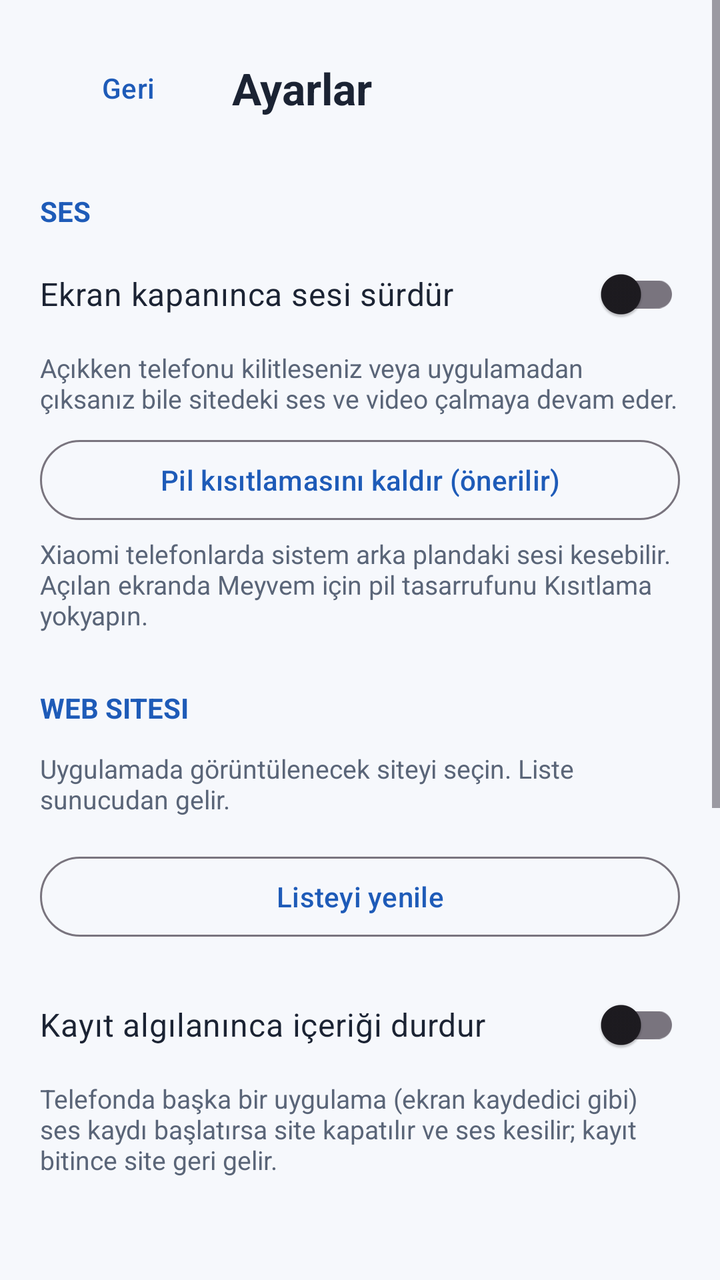
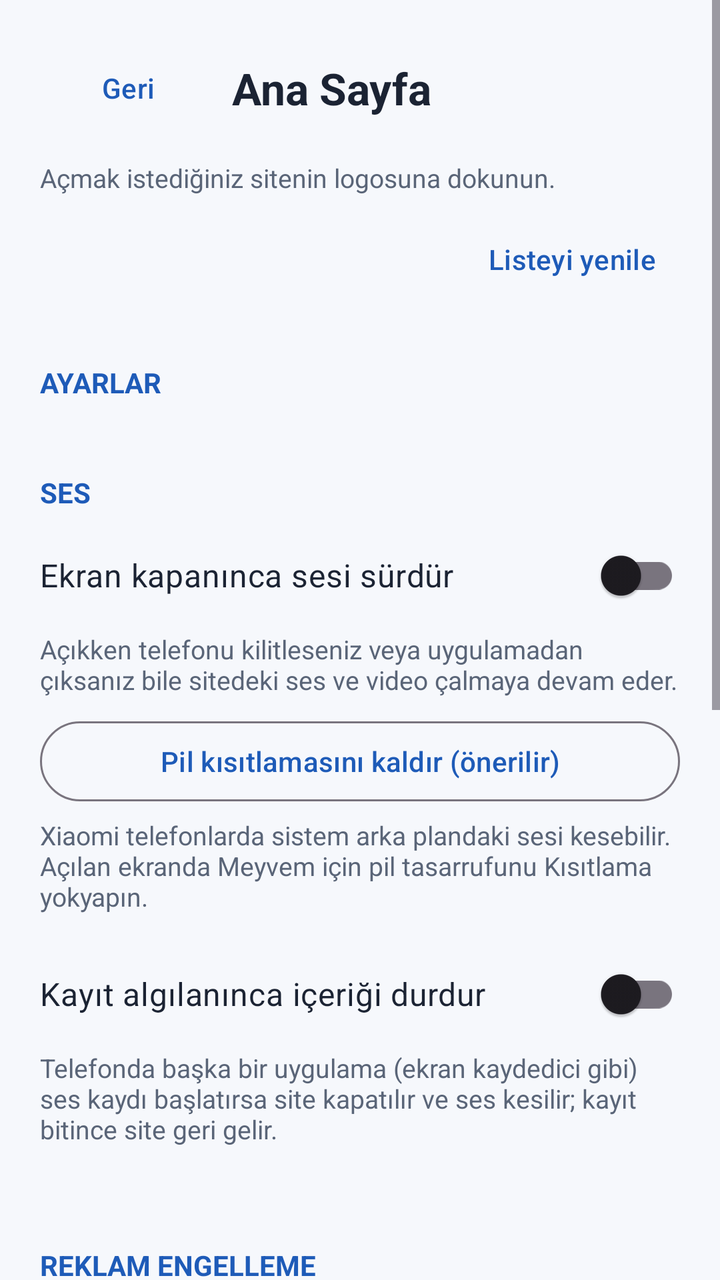

An Android layout rendered at two revisions. The XML below is the earlier revision; the diff shows what the commit changed to produce the second picture.
<!-- AndroidManifest.xml: application theme Theme.SCJ -->
<!-- res/layout/activity_settings.xml -->
<?xml version="1.0" encoding="utf-8"?>
<ScrollView xmlns:android="http://schemas.android.com/apk/res/android"
    android:layout_width="match_parent"
    android:layout_height="match_parent"
    android:background="@color/background"
    android:fillViewport="true">

    <LinearLayout
        android:layout_width="match_parent"
        android:layout_height="wrap_content"
        android:orientation="vertical"
        android:padding="20dp">

        
        <LinearLayout
            android:layout_width="match_parent"
            android:layout_height="wrap_content"
            android:gravity="center_vertical"
            android:orientation="horizontal">

            <Button
                android:id="@+id/backButton"
                style="@style/Widget.Material3.Button.TextButton"
                android:layout_width="wrap_content"
                android:layout_height="wrap_content"
                android:text="@string/back" />

            <TextView
                android:layout_width="wrap_content"
                android:layout_height="wrap_content"
                android:layout_marginStart="8dp"
                android:text="@string/settings_title"
                android:textColor="@color/on_background"
                android:textSize="22sp"
                android:textStyle="bold" />
        </LinearLayout>

        
        <TextView
            style="@style/SettingsSection"
            android:text="@string/section_audio" />

        <com.google.android.material.switchmaterial.SwitchMaterial
            android:id="@+id/switchKeepAudio"
            android:layout_width="match_parent"
            android:layout_height="wrap_content"
            android:text="@string/keep_audio_title"
            android:textColor="@color/on_background"
            android:textSize="16sp" />

        <TextView
            style="@style/SettingsHint"
            android:text="@string/keep_audio_desc" />

        <Button
            android:id="@+id/batteryButton"
            style="@style/Widget.Material3.Button.OutlinedButton"
            android:layout_width="match_parent"
            android:layout_height="wrap_content"
            android:layout_marginTop="8dp"
            android:text="@string/battery_button" />

        <TextView
            style="@style/SettingsHint"
            android:text="@string/battery_hint" />

        
        <TextView
            style="@style/SettingsSection"
            android:text="@string/section_site" />

        <TextView
            style="@style/SettingsHint"
            android:text="@string/site_hint" />

        <RadioGroup
            android:id="@+id/siteGroup"
            android:layout_width="match_parent"
            android:layout_height="wrap_content"
            android:layout_marginTop="8dp"
            android:orientation="vertical" />

        <TextView
            android:id="@+id/siteMessage"
            style="@style/SettingsHint"
            android:visibility="gone" />

        <Button
            android:id="@+id/siteContinue"
            android:layout_width="match_parent"
            android:layout_height="wrap_content"
            android:layout_marginTop="12dp"
            android:enabled="false"
            android:text="@string/site_continue"
            android:visibility="gone" />

        <Button
            android:id="@+id/siteRefresh"
            style="@style/Widget.Material3.Button.OutlinedButton"
            android:layout_width="match_parent"
            android:layout_height="wrap_content"
            android:layout_marginTop="8dp"
            android:text="@string/site_refresh" />

        <com.google.android.material.switchmaterial.SwitchMaterial
            android:id="@+id/switchPauseRec"
            android:layout_width="match_parent"
            android:layout_height="wrap_content"
            android:layout_marginTop="16dp"
            android:text="@string/rec_pause_title"
            android:textColor="@color/on_background"
            android:textSize="16sp" />

        <TextView
            style="@style/SettingsHint"
            android:text="@string/rec_pause_desc" />

        <TextView
            android:id="@+id/recStatus"
            style="@style/SettingsHint"
            android:textStyle="bold" />

        
        <TextView
            style="@style/SettingsSection"
            android:text="@string/section_theme" />

        <RadioGroup
            android:id="@+id/themeGroup"
            android:layout_width="match_parent"
            android:layout_height="wrap_content"
            android:orientation="vertical">

            <RadioButton
                android:id="@+id/themeSystem"
                android:layout_width="match_parent"
                android:layout_height="wrap_content"
                android:text="@string/theme_system"
                android:textColor="@color/on_background" />

            <RadioButton
                android:id="@+id/themeLight"
                android:layout_width="match_parent"
                android:layout_height="wrap_content"
                android:text="@string/theme_light"
                android:textColor="@color/on_background" />

            <RadioButton
                android:id="@+id/themeDark"
                android:layout_width="match_parent"
                android:layout_height="wrap_content"
                android:text="@string/theme_dark"
                android:textColor="@color/on_background" />
        </RadioGroup>

        
        <TextView
            style="@style/SettingsSection"
            android:text="@string/section_font" />

        <LinearLayout
            android:layout_width="match_parent"
            android:layout_height="wrap_content"
            android:gravity="center_vertical"
            android:orientation="horizontal">

            <Button
                android:id="@+id/zoomMinus"
                style="@style/Widget.Material3.Button.OutlinedButton"
                android:layout_width="wrap_content"
                android:layout_height="wrap_content"
                android:minWidth="64dp"
                android:text="A−" />

            <SeekBar
                android:id="@+id/zoomSeek"
                android:layout_width="0dp"
                android:layout_height="wrap_content"
                android:layout_weight="1" />

            <Button
                android:id="@+id/zoomPlus"
                style="@style/Widget.Material3.Button.OutlinedButton"
                android:layout_width="wrap_content"
                android:layout_height="wrap_content"
                android:minWidth="64dp"
                android:text="A+" />
        </LinearLayout>

        <LinearLayout
            android:layout_width="match_parent"
            android:layout_height="wrap_content"
            android:layout_marginTop="4dp"
            android:gravity="center_vertical"
            android:orientation="horizontal">

            <TextView
                android:id="@+id/zoomLabel"
                android:layout_width="0dp"
                android:layout_height="wrap_content"
                android:layout_weight="1"
                android:text="%100"
                android:textColor="@color/on_background"
                android:textSize="16sp"
                android:textStyle="bold" />

            <Button
                android:id="@+id/zoomReset"
                style="@style/Widget.Material3.Button.TextButton"
                android:layout_width="wrap_content"
                android:layout_height="wrap_content"
                android:text="@string/font_reset" />
        </LinearLayout>

        <TextView
            android:id="@+id/zoomPreview"
            android:layout_width="match_parent"
            android:layout_height="wrap_content"
            android:layout_marginTop="8dp"
            android:text="@string/font_preview"
            android:textColor="@color/on_background"
            android:textSize="16sp" />
    </LinearLayout>
</ScrollView>
<!-- resources referenced by this layout -->
<resources>
  <color name="background">#F6F8FC</color>
  <color name="on_background">#1B2333</color>
  <string name="back">Geri</string>
  <string name="battery_button">Pil kısıtlamasını kaldır (önerilir)</string>
  <string name="battery_hint">Xiaomi telefonlarda sistem arka plandaki sesi kesebilir. Açılan ekranda Meyvem için pil tasarrufunu "Kısıtlama yok" yapın.</string>
  <string name="font_preview">Örnek yazı: Taze meyve, taze bilgi.</string>
  <string name="font_reset">Varsayılan</string>
  <string name="keep_audio_desc">Açıkken telefonu kilitleseniz veya uygulamadan çıksanız bile sitedeki ses ve video çalmaya devam eder.</string>
  <string name="keep_audio_title">Ekran kapanınca sesi sürdür</string>
  <string name="rec_pause_desc">Telefonda başka bir uygulama (ekran kaydedici gibi) ses kaydı başlatırsa site kapatılır ve ses kesilir; kayıt bitince site geri gelir.</string>
  <string name="rec_pause_title">Kayıt algılanınca içeriği durdur</string>
  <string name="section_audio">Ses</string>
  <string name="section_font">Yazı boyutu</string>
  <string name="section_site">Web sitesi</string>
  <string name="section_theme">Görünüm</string>
  <string name="settings_title">Ayarlar</string>
  <string name="site_continue">Devam Et</string>
  <string name="site_hint">Uygulamada görüntülenecek siteyi seçin. Liste sunucudan gelir.</string>
  <string name="site_refresh">Listeyi yenile</string>
  <string name="theme_dark">Gece modu</string>
  <string name="theme_light">Gündüz modu</string>
  <string name="theme_system">Sistemle aynı</string>
  <style name="SettingsHint">
          <item name="android:layout_width">match_parent</item>
          <item name="android:layout_height">wrap_content</item>
          <item name="android:layout_marginTop">4dp</item>
          <item name="android:textColor">@color/on_background_muted</item>
          <item name="android:textSize">13sp</item>
      </style>
  <style name="SettingsSection">
          <item name="android:layout_width">match_parent</item>
          <item name="android:layout_height">wrap_content</item>
          <item name="android:layout_marginTop">28dp</item>
          <item name="android:layout_marginBottom">8dp</item>
          <item name="android:textColor">@color/accent_text</item>
          <item name="android:textSize">14sp</item>
          <item name="android:textStyle">bold</item>
          <item name="android:textAllCaps">true</item>
      </style>
  <style name="Theme.SCJ" parent="Theme.Material3.DayNight.NoActionBar">
          <item name="colorPrimary">@color/primary</item>
          <item name="colorPrimaryDark">@color/primary_dark</item>
          <item name="android:statusBarColor">@color/primary_dark</item>
          <item name="android:windowBackground">@color/background</item>
      </style>
  <color name="on_background_muted">#5A6578</color>
  <color name="accent_text">#1E5BB8</color>
  <color name="primary">#1E5BB8</color>
  <color name="primary_dark">#16448A</color>
</resources>

<!-- the commit's change to res/layout/activity_settings.xml (unified diff, before → after) -->
@@ -37,6 +37,37 @@
 
         
         <TextView
+            style="@style/SettingsHint"
+            android:layout_marginTop="12dp"
+            android:text="@string/site_hint" />
+
+        <GridLayout
+            android:id="@+id/siteGrid"
+            android:layout_width="match_parent"
+            android:layout_height="wrap_content"
+            android:layout_marginTop="8dp"
+            android:columnCount="4" />
+
+        <TextView
+            android:id="@+id/siteMessage"
+            style="@style/SettingsHint"
+            android:visibility="gone" />
+
+        <Button
+            android:id="@+id/siteRefresh"
+            style="@style/Widget.Material3.Button.TextButton"
+            android:layout_width="wrap_content"
+            android:layout_height="wrap_content"
+            android:layout_gravity="end"
+            android:text="@string/site_refresh" />
+
+        
+        <TextView
+            style="@style/SettingsSection"
+            android:text="@string/section_settings" />
+
+        
+        <TextView
             style="@style/SettingsSection"
             android:text="@string/section_audio" />
 
@@ -64,44 +95,6 @@
             style="@style/SettingsHint"
             android:text="@string/battery_hint" />
 
-        
-        <TextView
-            style="@style/SettingsSection"
-            android:text="@string/section_site" />
-
-        <TextView
-            style="@style/SettingsHint"
-            android:text="@string/site_hint" />
-
-        <RadioGroup
-            android:id="@+id/siteGroup"
-            android:layout_width="match_parent"
-            android:layout_height="wrap_content"
-            android:layout_marginTop="8dp"
-            android:orientation="vertical" />
-
-        <TextView
-            android:id="@+id/siteMessage"
-            style="@style/SettingsHint"
-            android:visibility="gone" />
-
-        <Button
-            android:id="@+id/siteContinue"
-            android:layout_width="match_parent"
-            android:layout_height="wrap_content"
-            android:layout_marginTop="12dp"
-            android:enabled="false"
-            android:text="@string/site_continue"
-            android:visibility="gone" />
-
-        <Button
-            android:id="@+id/siteRefresh"
-            style="@style/Widget.Material3.Button.OutlinedButton"
-            android:layout_width="match_parent"
-            android:layout_height="wrap_content"
-            android:layout_marginTop="8dp"
-            android:text="@string/site_refresh" />
-
         <com.google.android.material.switchmaterial.SwitchMaterial
             android:id="@+id/switchPauseRec"
             android:layout_width="match_parent"
@@ -119,6 +112,23 @@
             android:id="@+id/recStatus"
             style="@style/SettingsHint"
             android:textStyle="bold" />
+
+        
+        <TextView
+            style="@style/SettingsSection"
+            android:text="@string/section_ads" />
+
+        <com.google.android.material.switchmaterial.SwitchMaterial
+            android:id="@+id/switchAdBlock"
+            android:layout_width="match_parent"
+            android:layout_height="wrap_content"
+            android:text="@string/ad_block_title"
+            android:textColor="@color/on_background"
+            android:textSize="16sp" />
+
+        <TextView
+            style="@style/SettingsHint"
+            android:text="@string/ad_block_desc" />
 
         
         <TextView
<!-- resource entries referenced after the edit -->
@@ -2,6 +2,8 @@
 <resources>
   <color name="background">#F6F8FC</color>
   <color name="on_background">#1B2333</color>
+  <string name="ad_block_desc">Bilinen reklam sunucularını engeller ve reklam alanlarını gizler. YouTube video reklamları engellenemez.</string>
+  <string name="ad_block_title">Reklamları engelle</string>
   <string name="back">Geri</string>
   <string name="battery_button">Pil kısıtlamasını kaldır (önerilir)</string>
   <string name="battery_hint">Xiaomi telefonlarda sistem arka plandaki sesi kesebilir. Açılan ekranda Meyvem için pil tasarrufunu "Kısıtlama yok" yapın.</string>
@@ -11,13 +13,13 @@
   <string name="keep_audio_title">Ekran kapanınca sesi sürdür</string>
   <string name="rec_pause_desc">Telefonda başka bir uygulama (ekran kaydedici gibi) ses kaydı başlatırsa site kapatılır ve ses kesilir; kayıt bitince site geri gelir.</string>
   <string name="rec_pause_title">Kayıt algılanınca içeriği durdur</string>
+  <string name="section_ads">Reklam engelleme</string>
   <string name="section_audio">Ses</string>
   <string name="section_font">Yazı boyutu</string>
-  <string name="section_site">Web sitesi</string>
+  <string name="section_settings">Ayarlar</string>
   <string name="section_theme">Görünüm</string>
-  <string name="settings_title">Ayarlar</string>
-  <string name="site_continue">Devam Et</string>
-  <string name="site_hint">Uygulamada görüntülenecek siteyi seçin. Liste sunucudan gelir.</string>
+  <string name="settings_title">Ana Sayfa</string>
+  <string name="site_hint">Açmak istediğiniz sitenin logosuna dokunun.</string>
   <string name="site_refresh">Listeyi yenile</string>
   <string name="theme_dark">Gece modu</string>
   <string name="theme_light">Gündüz modu</string>
